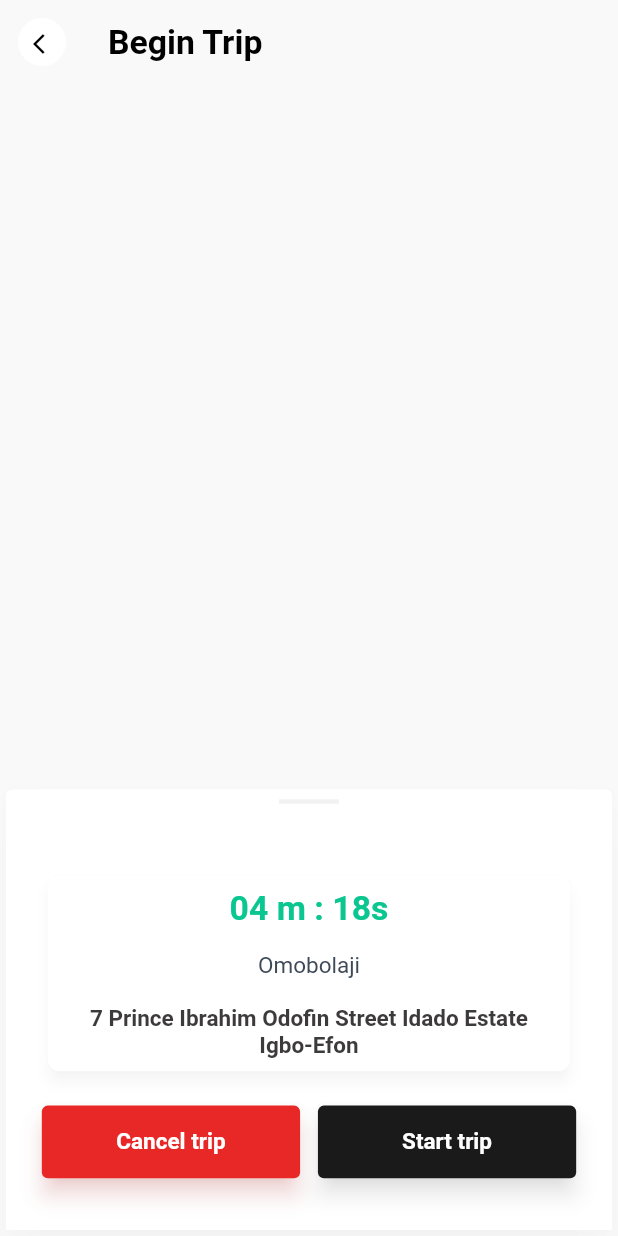
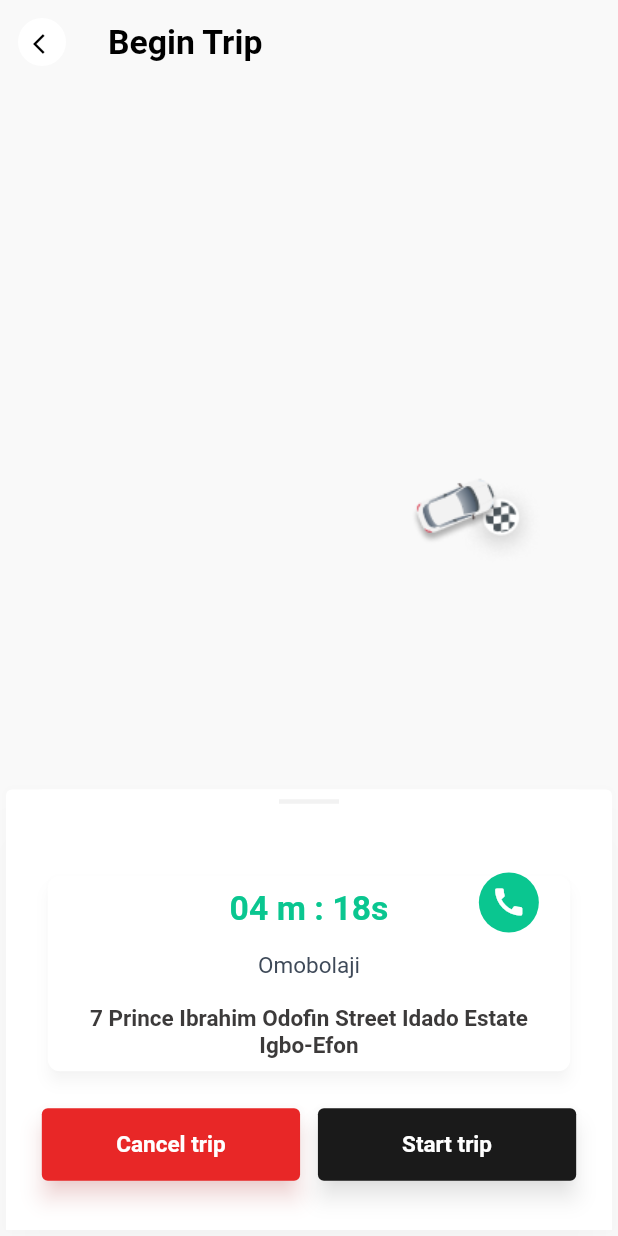
Before and after one commit to medwonuola/jetiffy_sample, a Flutter app: the screen it shows after launch, after a tap on "Accept Trip", on a phone screen of 412 x 824 dp. Run offline on Flutter 3.47's test engine with Material 2 defaults, Android fonts, the phone set to English and light mode, and no system bars.

Commit message:
Added illustration to views

```diff
--- a/lib/screens/begin_trip.dart
+++ b/lib/screens/begin_trip.dart
@@ -38,6 +38,11 @@ class _BeginTripState extends State<BeginTrip> {
           leading: const BackWidget()),
       body: Stack(
         children: [
+
+          Positioned(
+              top: 300 * heightFactor,
+              right: 48,
+              child: Image.asset("assets/route.png")),
           Align(
               alignment: Alignment.bottomCenter,
               child: Card(
@@ -62,10 +67,11 @@ class _BeginTripState extends State<BeginTrip> {
                               color: Color(0xFFF2F2F2),
                             ),
                           )),
+
                       Padding(
                         padding: EdgeInsets.symmetric(
                             horizontal: 24 * widthFactor,
-                            vertical: 40 * heightFactor),
+                            vertical: 38 * heightFactor),
                         child: Column(
                           children: [
                             const Spacer(),
@@ -137,7 +143,11 @@ class _BeginTripState extends State<BeginTrip> {
                             )
                           ],
                         ),
-                      )
+                      ),
+                      Align(
+                        alignment: Alignment.topRight,
+                        child: _callButton(heightFactor, widthFactor),
+                      ),
                     ],
                   ),
                 ),
@@ -149,7 +159,7 @@ class _BeginTripState extends State<BeginTrip> {
 
   Padding _callButton(double heightFactor, double widthFactor) {
     return Padding(
-      padding: EdgeInsets.only(top: 44 * heightFactor, right: 32 * widthFactor),
+      padding: EdgeInsets.only(top: 64 * heightFactor, right: 49 * widthFactor),
       child: Container(
         height: 40,
         width: 40,
--- a/lib/screens/incoming_order.dart
+++ b/lib/screens/incoming_order.dart
@@ -41,7 +41,36 @@ class _IncomingOrderState extends State<IncomingOrder> {
           leading: const BackWidget()),
       body: Stack(
         children: [
-          Container(),
+           Positioned(
+             left: 110 * widthFactor,
+            top: 50 * heightFactor,
+            child: const Card(
+              color: kPrimaryColor,
+              elevation: 4,
+              shadowColor: kPrimaryColor,
+              shape: StadiumBorder(),
+              child: SizedBox(
+                height: 29,
+                width: 70,
+                child: Center(
+                  child: Text(
+                    "7 min",
+                    style: TextStyle(
+                        fontWeight: FontWeight.w700,
+                        fontSize: 15,
+                        color: Colors.white),
+                  ),
+                ),
+              ),
+            ),
+          ),
+          Positioned(
+              top: 100 * heightFactor,
+              width: size.width,
+              child: Center(
+                child: Image.asset("assets/root.png",
+                    height: 158 * heightFactor, width: 186 * widthFactor),
+              )),
           Align(
               alignment: Alignment.bottomCenter,
               child: Card(
```
